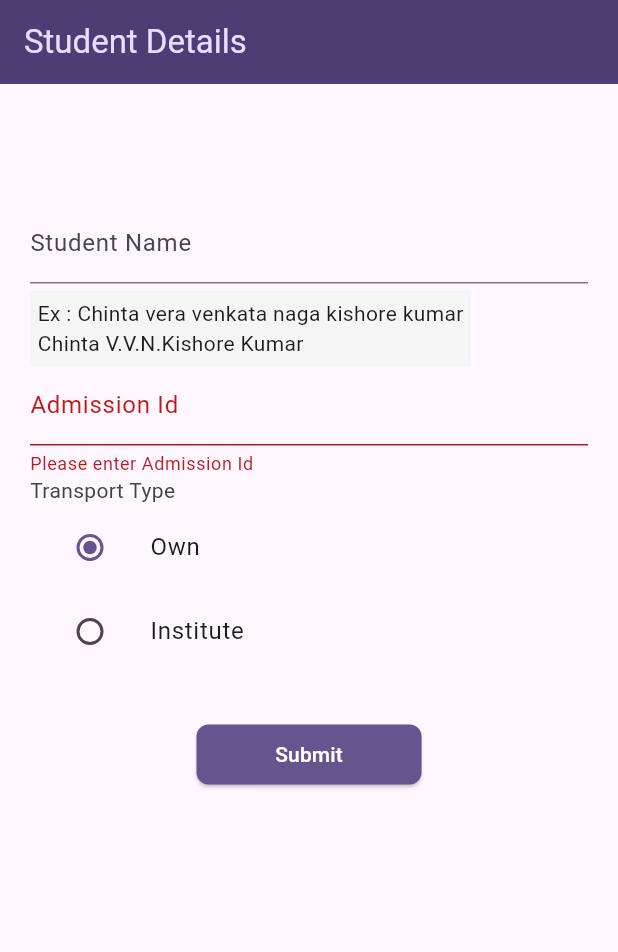
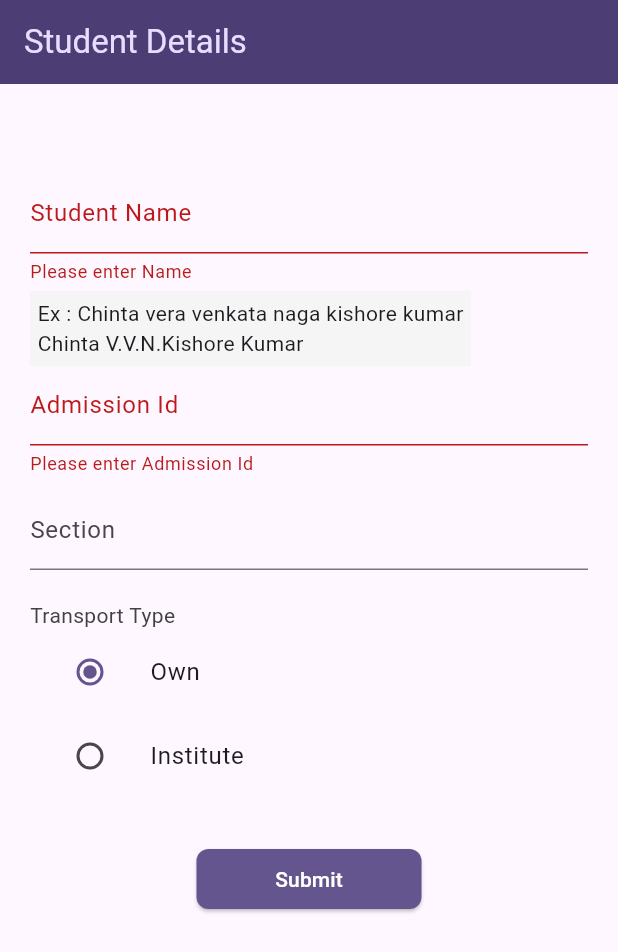
Before and after one commit to Sudheerkumar-a/student_id, a Flutter app: the StudentDetailsScreen screen opened directly with empty values, after a tap on "Submit", on a phone screen of 412 x 824 dp. Shown: the top 952 px of the screen. Run offline on Flutter 3.47's test engine with Material 3 defaults, Android fonts, the light colour scheme and no system bars; our stand-ins replace camera, dartz, dio, equatable, flutter_riverpod, go_router and 3 more; accounts and stored records are empty.

Commit message:
#section enabled and build configuration

```diff
--- a/lib/features/students/presentation/screens/student_details_screen.dart
+++ b/lib/features/students/presentation/screens/student_details_screen.dart
@@ -72,11 +72,13 @@ class _StudentDetailsScreenState extends State<StudentDetailsScreen> {
   }
 
   bool _validateForm() {
+    final nameValid = _nameTextController.text.trim().isNotEmpty;
     final admissionValid = _anTextController.text.trim().isNotEmpty;
-    final parentValid = !_isTelangana ||
-        _parentNameTextController.text.trim().isNotEmpty;
+    final parentValid =
+        !_isTelangana || _parentNameTextController.text.trim().isNotEmpty;
 
     setState(() {
+      _isNameValid = nameValid;
       _isANValid = admissionValid;
       _isParentNameValid = parentValid;
     });
@@ -97,7 +99,6 @@ class _StudentDetailsScreenState extends State<StudentDetailsScreen> {
           child: Column(
             crossAxisAlignment: CrossAxisAlignment.start,
             children: [
-              const SizedBox(height: 20),
               if (!_isCollege || _isStaff) ...{
                 TextFormField(
                   controller: _nameTextController,
@@ -106,9 +107,7 @@ class _StudentDetailsScreenState extends State<StudentDetailsScreen> {
                     FilteringTextInputFormatter.allow(RegExp('[a-zA-Z. ]')),
                   ],
                   decoration: InputDecoration(
-                    label: Text(
-                      _isStaff ? 'Teacher Name' : 'Student Name',
-                    ),
+                    label: Text(_isStaff ? 'Teacher Name' : 'Student Name'),
                     errorText: _isNameValid ? null : 'Please enter Name',
                   ),
                   style: const TextStyle(color: Colors.black, fontSize: 14),
@@ -137,7 +136,7 @@ class _StudentDetailsScreenState extends State<StudentDetailsScreen> {
                 style: const TextStyle(color: Colors.black, fontSize: 14),
               ),
               if (_isTelangana) ...{
-                const SizedBox(height: 20),
+                const SizedBox(height: 10),
                 TextFormField(
                   controller: _parentNameTextController,
                   keyboardType: TextInputType.name,
@@ -154,7 +153,8 @@ class _StudentDetailsScreenState extends State<StudentDetailsScreen> {
                   style: const TextStyle(color: Colors.black, fontSize: 14),
                 ),
               },
-              if (_isCollege && _isStaff) ...{
+              const SizedBox(height: 10),
+              //if (_isCollege && _isStaff) ...{
               TextFormField(
                 controller: _sectionTextController,
                 keyboardType: TextInputType.name,
@@ -164,12 +164,12 @@ class _StudentDetailsScreenState extends State<StudentDetailsScreen> {
                 textCapitalization: TextCapitalization.characters,
                 decoration: InputDecoration(
                   label: const Text('Section'),
-                    errorText: _isANValid ? null : 'Please enter Section',
+                  //errorText: _isANValid ? null : 'Please enter Section',
                 ),
                 style: const TextStyle(color: Colors.black, fontSize: 14),
               ),
               const SizedBox(height: 20),
-              },
+              //},
               if (!_isCollege || _isStaff) ...{
                 Text(
                   'Transport Type',
```
Also changed, not shown: 4 other files. Lines whose indentation alone changed are shown as unchanged.
